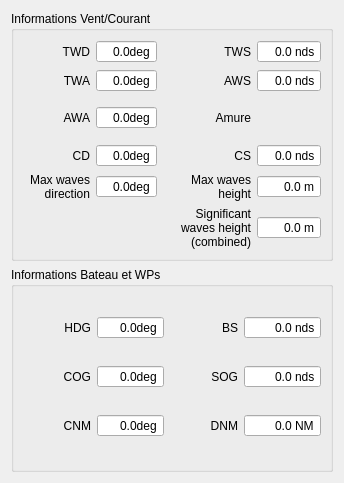
Before: the Qt Designer form src/Ui/routeInfo.ui in nohal/qtVlm, drawn with Qt 5.
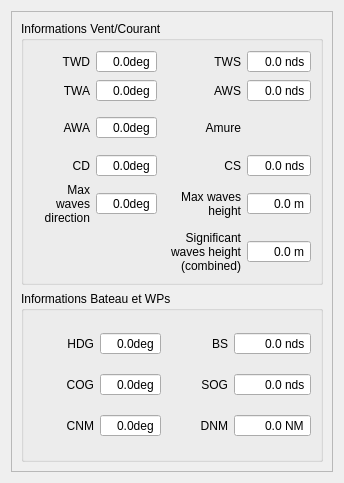
After: the same form once the commit is applied.

Diff of the .ui file:
```diff
--- a/src/Ui/routeInfo.ui
+++ b/src/Ui/routeInfo.ui
@@ -14,205 +14,22 @@
    <string>Dialog</string>
   </property>
   <layout class="QGridLayout" name="gridLayout">
-   <item row="1" column="0">
-    <widget class="QGroupBox" name="groupBox_2">
-     <property name="title">
-      <string>Informations Bateau et WPs</string>
-     </property>
-     <layout class="QGridLayout" name="gridLayout_3">
-      <item row="0" column="2">
-       <widget class="QDoubleSpinBox" name="HDG">
-        <property name="alignment">
-         <set>Qt::AlignRight|Qt::AlignTrailing|Qt::AlignVCenter</set>
-        </property>
-        <property name="readOnly">
-         <bool>true</bool>
-        </property>
-        <property name="buttonSymbols">
-         <enum>QAbstractSpinBox::NoButtons</enum>
-        </property>
-        <property name="suffix">
-         <string>deg</string>
-        </property>
-        <property name="decimals">
-         <number>1</number>
-        </property>
-        <property name="maximum">
-         <double>500.000000000000000</double>
-        </property>
-       </widget>
-      </item>
-      <item row="3" column="2">
-       <widget class="QDoubleSpinBox" name="CNM">
-        <property name="alignment">
-         <set>Qt::AlignRight|Qt::AlignTrailing|Qt::AlignVCenter</set>
-        </property>
-        <property name="readOnly">
-         <bool>true</bool>
-        </property>
-        <property name="buttonSymbols">
-         <enum>QAbstractSpinBox::NoButtons</enum>
-        </property>
-        <property name="suffix">
-         <string>deg</string>
-        </property>
-        <property name="decimals">
-         <number>1</number>
-        </property>
-        <property name="maximum">
-         <double>500.000000000000000</double>
-        </property>
-       </widget>
-      </item>
-      <item row="3" column="5">
-       <widget class="QDoubleSpinBox" name="DNM">
-        <property name="alignment">
-         <set>Qt::AlignRight|Qt::AlignTrailing|Qt::AlignVCenter</set>
-        </property>
-        <property name="readOnly">
-         <bool>true</bool>
-        </property>
-        <property name="buttonSymbols">
-         <enum>QAbstractSpinBox::NoButtons</enum>
-        </property>
-        <property name="suffix">
-         <string> NM</string>
-        </property>
-        <property name="decimals">
-         <number>1</number>
-        </property>
-        <property name="maximum">
-         <double>10000.000000000000000</double>
-        </property>
-       </widget>
-      </item>
-      <item row="0" column="3">
-       <widget class="QLabel" name="lTWA_2">
-        <property name="text">
-         <string>BS</string>
-        </property>
-        <property name="alignment">
-         <set>Qt::AlignRight|Qt::AlignTrailing|Qt::AlignVCenter</set>
-        </property>
-       </widget>
-      </item>
-      <item row="0" column="5">
-       <widget class="QDoubleSpinBox" name="BS">
-        <property name="alignment">
-         <set>Qt::AlignRight|Qt::AlignTrailing|Qt::AlignVCenter</set>
-        </property>
-        <property name="readOnly">
-         <bool>true</bool>
-        </property>
-        <property name="buttonSymbols">
-         <enum>QAbstractSpinBox::NoButtons</enum>
-        </property>
-        <property name="suffix">
-         <string> nds</string>
-        </property>
-        <property name="decimals">
-         <number>1</number>
-        </property>
-       </widget>
-      </item>
-      <item row="3" column="3">
-       <widget class="QLabel" name="lTWA_5">
-        <property name="text">
-         <string>DNM</string>
-        </property>
-        <property name="alignment">
-         <set>Qt::AlignRight|Qt::AlignTrailing|Qt::AlignVCenter</set>
-        </property>
-       </widget>
-      </item>
       <item row="0" column="0">
-       <widget class="QLabel" name="lTWA_3">
-        <property name="text">
-         <string>HDG</string>
-        </property>
-        <property name="alignment">
-         <set>Qt::AlignRight|Qt::AlignTrailing|Qt::AlignVCenter</set>
-        </property>
-       </widget>
-      </item>
-      <item row="3" column="0">
-       <widget class="QLabel" name="lTWA_4">
-        <property name="text">
-         <string>CNM</string>
-        </property>
-        <property name="alignment">
-         <set>Qt::AlignRight|Qt::AlignTrailing|Qt::AlignVCenter</set>
-        </property>
-       </widget>
-      </item>
-      <item row="1" column="2">
-       <widget class="QDoubleSpinBox" name="COG">
-        <property name="alignment">
-         <set>Qt::AlignRight|Qt::AlignTrailing|Qt::AlignVCenter</set>
-        </property>
-        <property name="readOnly">
+    <widget class="QScrollArea" name="scrollArea">
+     <property name="widgetResizable">
          <bool>true</bool>
         </property>
-        <property name="buttonSymbols">
-         <enum>QAbstractSpinBox::NoButtons</enum>
-        </property>
-        <property name="suffix">
-         <string>deg</string>
-        </property>
-        <property name="decimals">
-         <number>1</number>
-        </property>
-        <property name="maximum">
-         <double>500.000000000000000</double>
-        </property>
-       </widget>
-      </item>
-      <item row="1" column="0">
-       <widget class="QLabel" name="lTWA_8">
-        <property name="text">
-         <string>COG</string>
-        </property>
-        <property name="alignment">
-         <set>Qt::AlignRight|Qt::AlignTrailing|Qt::AlignVCenter</set>
-        </property>
-       </widget>
-      </item>
-      <item row="1" column="3">
-       <widget class="QLabel" name="lTWA_7">
-        <property name="text">
-         <string>SOG</string>
-        </property>
-        <property name="alignment">
-         <set>Qt::AlignRight|Qt::AlignTrailing|Qt::AlignVCenter</set>
-        </property>
-       </widget>
-      </item>
-      <item row="1" column="5">
-       <widget class="QDoubleSpinBox" name="SOG">
-        <property name="alignment">
-         <set>Qt::AlignRight|Qt::AlignTrailing|Qt::AlignVCenter</set>
-        </property>
-        <property name="readOnly">
-         <bool>true</bool>
-        </property>
-        <property name="buttonSymbols">
-         <enum>QAbstractSpinBox::NoButtons</enum>
-        </property>
-        <property name="suffix">
-         <string> nds</string>
-        </property>
-        <property name="decimals">
-         <number>1</number>
-        </property>
-        <property name="maximum">
-         <double>10000.000000000000000</double>
-        </property>
-       </widget>
-      </item>
-     </layout>
-    </widget>
-   </item>
-   <item row="0" column="0">
+     <widget class="QWidget" name="scrollAreaWidgetContents">
+      <property name="geometry">
+       <rect>
+        <x>0</x>
+        <y>0</y>
+        <width>324</width>
+        <height>463</height>
+       </rect>
+      </property>
+      <layout class="QVBoxLayout" name="verticalLayout">
+       <item>
     <widget class="QGroupBox" name="groupBox">
      <property name="title">
       <string>Informations Vent/Courant</string>
@@ -598,6 +415,208 @@
        </widget>
       </item>
      </layout>
+        </widget>
+       </item>
+       <item>
+        <widget class="QGroupBox" name="groupBox_2">
+         <property name="title">
+          <string>Informations Bateau et WPs</string>
+         </property>
+         <layout class="QGridLayout" name="gridLayout_3">
+          <item row="0" column="2">
+           <widget class="QDoubleSpinBox" name="HDG">
+            <property name="alignment">
+             <set>Qt::AlignRight|Qt::AlignTrailing|Qt::AlignVCenter</set>
+            </property>
+            <property name="readOnly">
+             <bool>true</bool>
+            </property>
+            <property name="buttonSymbols">
+             <enum>QAbstractSpinBox::NoButtons</enum>
+            </property>
+            <property name="suffix">
+             <string>deg</string>
+            </property>
+            <property name="decimals">
+             <number>1</number>
+            </property>
+            <property name="maximum">
+             <double>500.000000000000000</double>
+            </property>
+           </widget>
+          </item>
+          <item row="3" column="2">
+           <widget class="QDoubleSpinBox" name="CNM">
+            <property name="alignment">
+             <set>Qt::AlignRight|Qt::AlignTrailing|Qt::AlignVCenter</set>
+            </property>
+            <property name="readOnly">
+             <bool>true</bool>
+            </property>
+            <property name="buttonSymbols">
+             <enum>QAbstractSpinBox::NoButtons</enum>
+            </property>
+            <property name="suffix">
+             <string>deg</string>
+            </property>
+            <property name="decimals">
+             <number>1</number>
+            </property>
+            <property name="maximum">
+             <double>500.000000000000000</double>
+            </property>
+           </widget>
+          </item>
+          <item row="3" column="5">
+           <widget class="QDoubleSpinBox" name="DNM">
+            <property name="alignment">
+             <set>Qt::AlignRight|Qt::AlignTrailing|Qt::AlignVCenter</set>
+            </property>
+            <property name="readOnly">
+             <bool>true</bool>
+            </property>
+            <property name="buttonSymbols">
+             <enum>QAbstractSpinBox::NoButtons</enum>
+            </property>
+            <property name="suffix">
+             <string> NM</string>
+            </property>
+            <property name="decimals">
+             <number>1</number>
+            </property>
+            <property name="maximum">
+             <double>10000.000000000000000</double>
+            </property>
+           </widget>
+          </item>
+          <item row="0" column="3">
+           <widget class="QLabel" name="lTWA_2">
+            <property name="text">
+             <string>BS</string>
+            </property>
+            <property name="alignment">
+             <set>Qt::AlignRight|Qt::AlignTrailing|Qt::AlignVCenter</set>
+            </property>
+           </widget>
+          </item>
+          <item row="0" column="5">
+           <widget class="QDoubleSpinBox" name="BS">
+            <property name="alignment">
+             <set>Qt::AlignRight|Qt::AlignTrailing|Qt::AlignVCenter</set>
+            </property>
+            <property name="readOnly">
+             <bool>true</bool>
+            </property>
+            <property name="buttonSymbols">
+             <enum>QAbstractSpinBox::NoButtons</enum>
+            </property>
+            <property name="suffix">
+             <string> nds</string>
+            </property>
+            <property name="decimals">
+             <number>1</number>
+            </property>
+           </widget>
+          </item>
+          <item row="3" column="3">
+           <widget class="QLabel" name="lTWA_5">
+            <property name="text">
+             <string>DNM</string>
+            </property>
+            <property name="alignment">
+             <set>Qt::AlignRight|Qt::AlignTrailing|Qt::AlignVCenter</set>
+            </property>
+           </widget>
+          </item>
+          <item row="0" column="0">
+           <widget class="QLabel" name="lTWA_3">
+            <property name="text">
+             <string>HDG</string>
+            </property>
+            <property name="alignment">
+             <set>Qt::AlignRight|Qt::AlignTrailing|Qt::AlignVCenter</set>
+            </property>
+           </widget>
+          </item>
+          <item row="3" column="0">
+           <widget class="QLabel" name="lTWA_4">
+            <property name="text">
+             <string>CNM</string>
+            </property>
+            <property name="alignment">
+             <set>Qt::AlignRight|Qt::AlignTrailing|Qt::AlignVCenter</set>
+            </property>
+           </widget>
+          </item>
+          <item row="1" column="2">
+           <widget class="QDoubleSpinBox" name="COG">
+            <property name="alignment">
+             <set>Qt::AlignRight|Qt::AlignTrailing|Qt::AlignVCenter</set>
+            </property>
+            <property name="readOnly">
+             <bool>true</bool>
+            </property>
+            <property name="buttonSymbols">
+             <enum>QAbstractSpinBox::NoButtons</enum>
+            </property>
+            <property name="suffix">
+             <string>deg</string>
+            </property>
+            <property name="decimals">
+             <number>1</number>
+            </property>
+            <property name="maximum">
+             <double>500.000000000000000</double>
+            </property>
+           </widget>
+          </item>
+          <item row="1" column="0">
+           <widget class="QLabel" name="lTWA_8">
+            <property name="text">
+             <string>COG</string>
+            </property>
+            <property name="alignment">
+             <set>Qt::AlignRight|Qt::AlignTrailing|Qt::AlignVCenter</set>
+            </property>
+           </widget>
+          </item>
+          <item row="1" column="3">
+           <widget class="QLabel" name="lTWA_7">
+            <property name="text">
+             <string>SOG</string>
+            </property>
+            <property name="alignment">
+             <set>Qt::AlignRight|Qt::AlignTrailing|Qt::AlignVCenter</set>
+            </property>
+           </widget>
+          </item>
+          <item row="1" column="5">
+           <widget class="QDoubleSpinBox" name="SOG">
+            <property name="alignment">
+             <set>Qt::AlignRight|Qt::AlignTrailing|Qt::AlignVCenter</set>
+            </property>
+            <property name="readOnly">
+             <bool>true</bool>
+            </property>
+            <property name="buttonSymbols">
+             <enum>QAbstractSpinBox::NoButtons</enum>
+            </property>
+            <property name="suffix">
+             <string> nds</string>
+            </property>
+            <property name="decimals">
+             <number>1</number>
+            </property>
+            <property name="maximum">
+             <double>10000.000000000000000</double>
+            </property>
+           </widget>
+          </item>
+         </layout>
+        </widget>
+       </item>
+      </layout>
+     </widget>
     </widget>
    </item>
   </layout>
```
Lines whose indentation alone changed are shown as unchanged.
